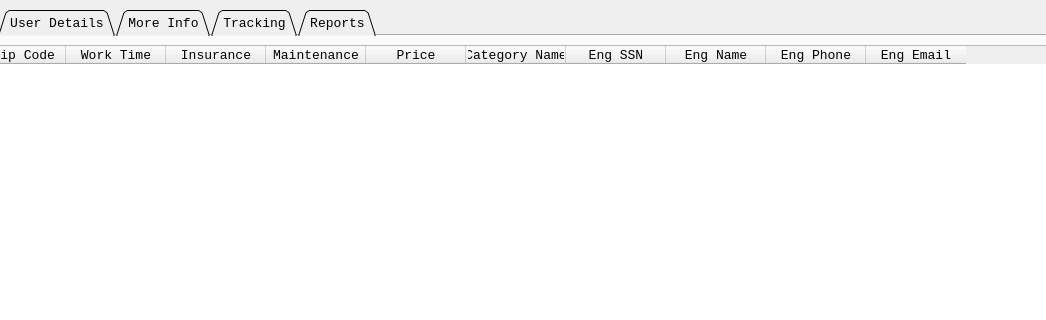
The window that design.ui (mostafa20223/Clinical_Project) describes before a commit, drawn with Qt 5; both pictures show x 301 to 1347 and y 0 to 320 of the 1438 by 650 pixel window.
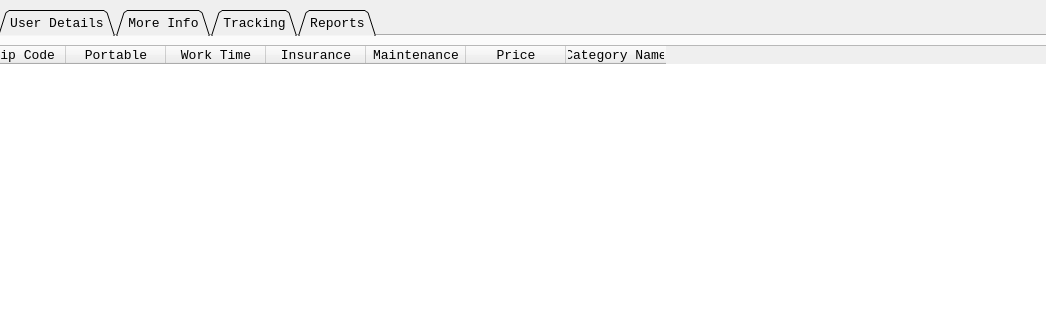
The same window after the commit. The open tabs and pages were chosen to show the change. Icons and pictures are not drawn.

Patch:
```diff
--- a/design.ui
+++ b/design.ui
@@ -75,6 +75,16 @@
             </font>
            </property>
           </column>
+          <column>
+           <property name="text">
+            <string>Portable</string>
+           </property>
+           <property name="font">
+            <font>
+             <family>Courier New</family>
+            </font>
+           </property>
+          </column>
           <column>
            <property name="text">
             <string>Work Time</string>
@@ -125,46 +135,6 @@
             </font>
            </property>
           </column>
-          <column>
-           <property name="text">
-            <string>Eng SSN</string>
-           </property>
-           <property name="font">
-            <font>
-             <family>Courier New</family>
-            </font>
-           </property>
-          </column>
-          <column>
-           <property name="text">
-            <string>Eng Name</string>
-           </property>
-           <property name="font">
-            <font>
-             <family>Courier New</family>
-            </font>
-           </property>
-          </column>
-          <column>
-           <property name="text">
-            <string>Eng Phone</string>
-           </property>
-           <property name="font">
-            <font>
-             <family>Courier New</family>
-            </font>
-           </property>
-          </column>
-          <column>
-           <property name="text">
-            <string>Eng Email</string>
-           </property>
-           <property name="font">
-            <font>
-             <family>Courier New</family>
-            </font>
-           </property>
-          </column>
          </widget>
         </item>
        </layout>
```
Left out of the diff: 14 changed lines with no effect on the pictures.
